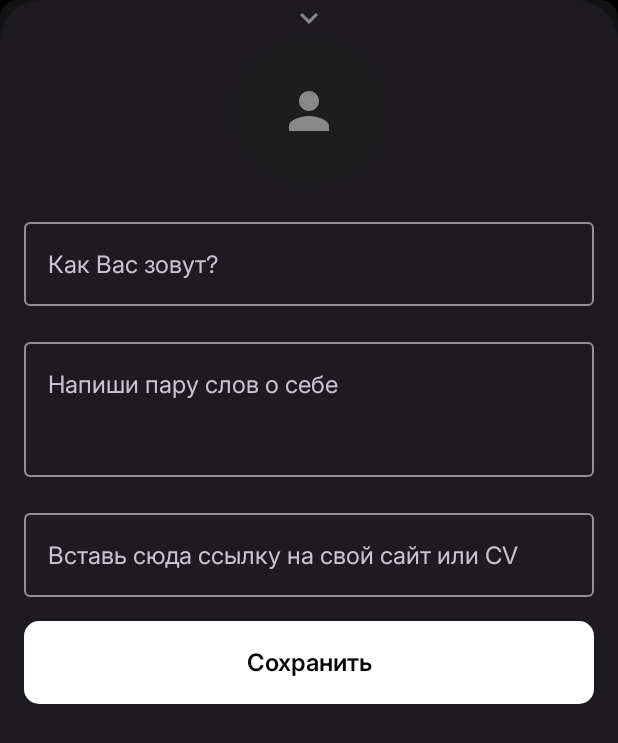
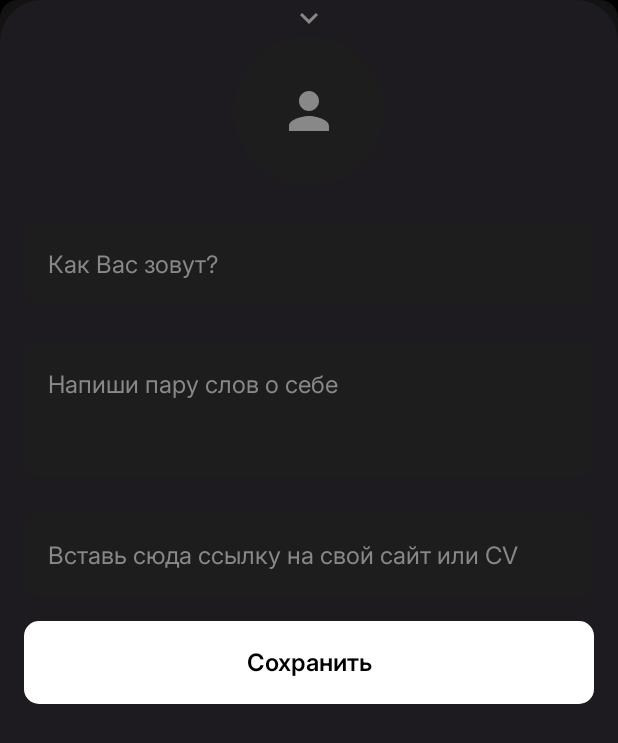
Before and after one commit to withapoll/Networky, an Android app built with Jetpack Compose: the composable ProfileCard shown on its own in the app's theme, after a tap on "Твоя Карта", on a phone screen of 412 x 824 dp. Shown: the top 743 px of the screen. Run offline under Robolectric (Android 15) with nearby library versions, the light colour scheme and no system bars.

Commit message:
fixed image sync && bottom sheet styles

```diff
--- a/app/src/main/java/com/app/networky/ui/components/ProfileEditor.kt
+++ b/app/src/main/java/com/app/networky/ui/components/ProfileEditor.kt
@@ -36,6 +36,13 @@ import android.os.Build
 import androidx.activity.compose.rememberLauncherForActivityResult
 import androidx.activity.result.contract.ActivityResultContracts
 import androidx.compose.foundation.layout.fillMaxSize
+import androidx.compose.foundation.shape.RoundedCornerShape
+import androidx.compose.material.icons.filled.Warning
+import androidx.compose.material3.OutlinedTextFieldDefaults
+import androidx.compose.material3.TextField
+import androidx.compose.material3.TextFieldDefaults
+import androidx.compose.runtime.internal.enableLiveLiterals
+import androidx.compose.ui.draw.alpha
 import androidx.compose.ui.layout.ContentScale
 import androidx.compose.ui.platform.LocalContext
 import coil.compose.AsyncImage
@@ -43,6 +50,7 @@ import com.google.accompanist.permissions.ExperimentalPermissionsApi
 import com.google.accompanist.permissions.isGranted
 import com.google.accompanist.permissions.rememberPermissionState
 import com.app.networky.ui.components.BigButton
+import com.app.networky.ui.theme.SecondaryElements
 
 @OptIn(ExperimentalPermissionsApi::class)
 @Composable
@@ -78,7 +86,6 @@ fun ProfileEditor(
             .padding(bottom = 32.dp),
         verticalArrangement = Arrangement.spacedBy(16.dp)
     ) {
-       //TODO - фиксануть синк выбранной фотки после заполнения карточки
         Box(
             modifier = Modifier
                 .size(100.dp)
@@ -110,15 +117,21 @@ fun ProfileEditor(
                 )
             }
         }
-//TODO - сделать поля кастомного стиля, крч избавиться от Material UI
         OutlinedTextField(
             value = name,
             onValueChange = { name = it },
             label = { Text("Как Вас зовут?") },
             modifier = Modifier
-                .fillMaxWidth()
-
-
+                .fillMaxWidth(),
+            shape = RoundedCornerShape(10.dp),
+            colors = OutlinedTextFieldDefaults.colors(
+                unfocusedContainerColor = ElementBackground,
+                focusedContainerColor = ElementBackground,
+                focusedBorderColor = ElementBackground,
+                unfocusedBorderColor = ElementBackground,
+                unfocusedLabelColor = Color.Gray,
+                focusedLabelColor = Color.Gray,
+            )
         )
 
         OutlinedTextField(
@@ -126,14 +139,32 @@ fun ProfileEditor(
             onValueChange = { description = it },
             label = { Text("Напиши пару слов о себе") },
             modifier = Modifier.fillMaxWidth(),
-            minLines = 3
+            shape = RoundedCornerShape(10.dp),
+            minLines = 3,
+            colors = OutlinedTextFieldDefaults.colors(
+                unfocusedContainerColor = ElementBackground,
+                focusedContainerColor = ElementBackground,
+                focusedBorderColor = ElementBackground,
+                unfocusedBorderColor = ElementBackground,
+                unfocusedLabelColor = Color.Gray,
+                focusedLabelColor = Color.Gray,
+            )
         )
 
         OutlinedTextField(
             value = link,
             onValueChange = { link = it },
             label = { Text("Вставь сюда ссылку на свой сайт или CV") },
-            modifier = Modifier.fillMaxWidth()
+            modifier = Modifier.fillMaxWidth(),
+            shape = RoundedCornerShape(10.dp),
+            colors = OutlinedTextFieldDefaults.colors(
+                unfocusedContainerColor = ElementBackground,
+                focusedContainerColor = ElementBackground,
+                focusedBorderColor = ElementBackground,
+                unfocusedBorderColor = ElementBackground,
+                unfocusedLabelColor = Color.Gray,
+                focusedLabelColor = Color.Gray,
+            )
         )
 
         if (name.isNotBlank() && description.isNotBlank() && link.isNotBlank()) {
@@ -143,20 +174,21 @@ fun ProfileEditor(
                     .fillMaxWidth()
             ) {
                 Icon(
-                    imageVector = Icons.Default.Info,
+                    imageVector = Icons.Default.Warning,
                     contentDescription = "Info",
-                    tint = Color.Gray
+                    tint = Color.Red
                 )
                 Spacer(modifier = Modifier.width(8.dp))
                 Text(
                     text = "Приложение сгенерит QR код для вашей ссылки, которым Вы можете делиться с людьми",
                     style = MaterialTheme.typography.bodyMedium,
-                    color = Color.Gray,
+                    color = Color.Red,
                     textAlign = TextAlign.Center
                 )
             }
         }
-//TODO - убрать возможность создавать карточку пустой, нашел этот баг
+        //проверка формы
+        val isFormValid = name.isNotBlank() && description.isNotBlank() && link.isNotBlank()
         BigButton(
             text = "Сохранить",
             onClick = {
```
Also changed, not shown: app/src/main/java/com/app/networky/ui/components/ProfileCard.kt (+31 -12 lines).
